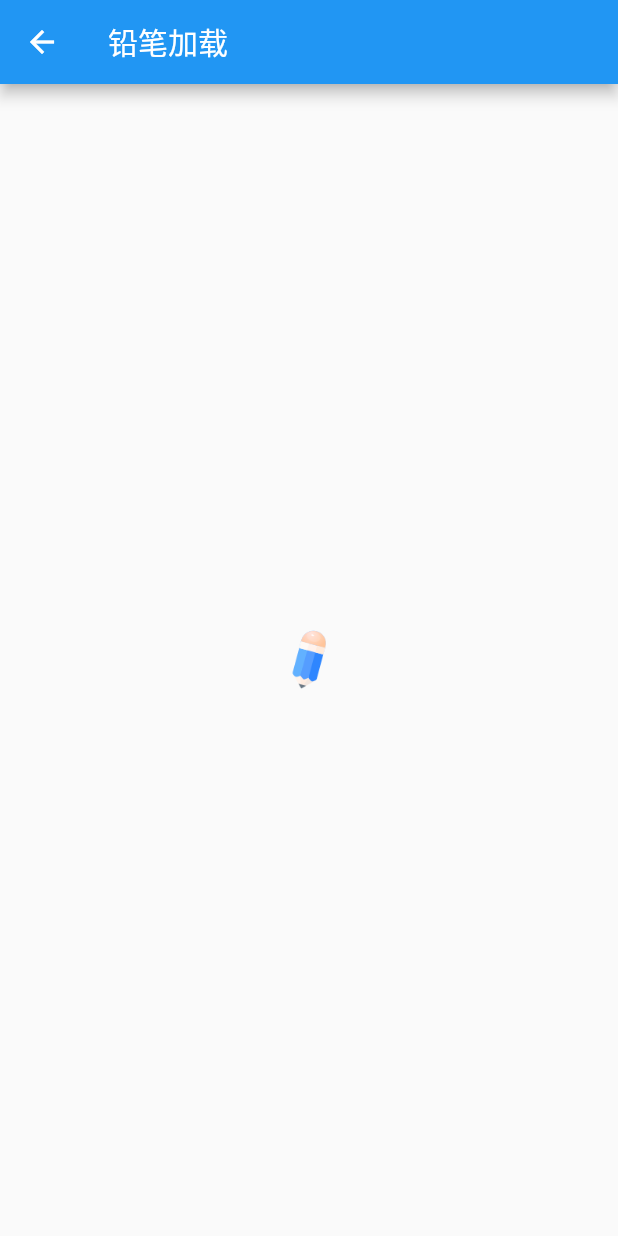
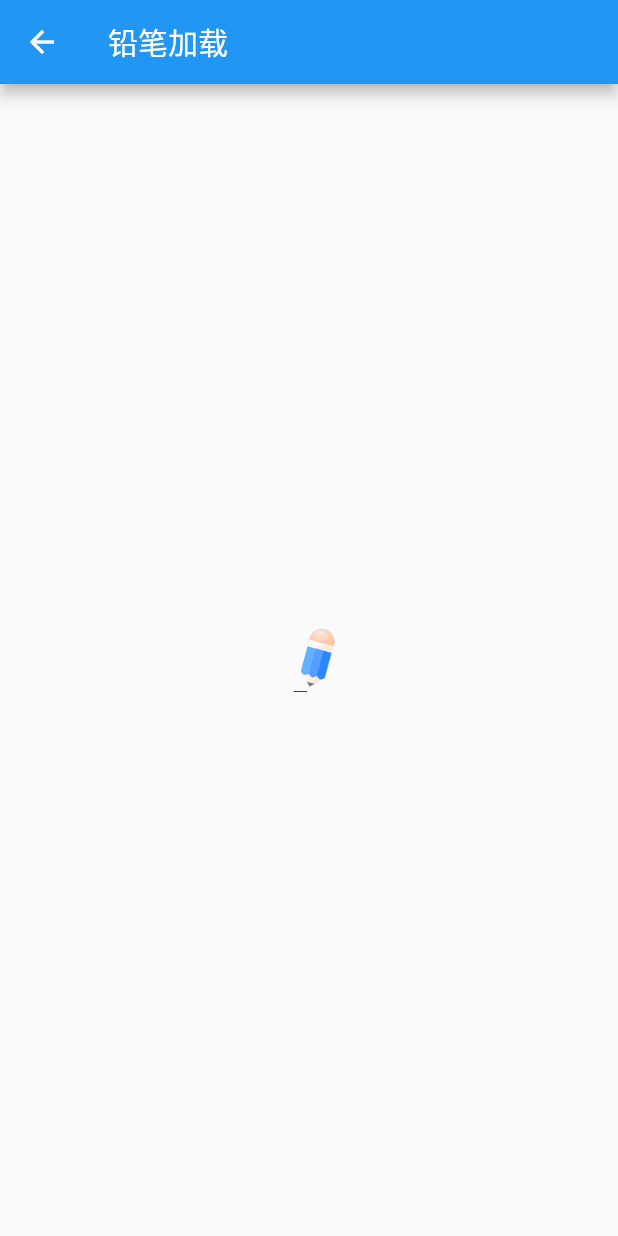
Before and after one commit to shaomaicheng/euitter, a Flutter app: the PencilLoadingPage screen opened by its route, on a phone screen of 412 x 824 dp. Run offline on Flutter 3.47's test engine with Material 2 defaults, Android fonts, the phone set to English and light mode, and no system bars.

Commit message:
添加铅笔左右移动并画线的动画

```diff
--- a/lib/eui_pencil.dart
+++ b/lib/eui_pencil.dart
@@ -1,22 +1,99 @@
 import 'package:flutter/material.dart';
 
-/// EUI ✏️画线的widget
+/// EUI ✏️ 画线的widget
 /// @author chenglei
 class EUIPencilDrawLineWidget extends StatefulWidget {
   @override
-  State<StatefulWidget> createState() {
-    return _EUIPencilDrawLineWidgetState();
+  State<StatefulWidget> createState() => _EUIPencilDrawLineWidgetState();
+}
+
+class _EUIPencilDrawLineWidgetState extends State<EUIPencilDrawLineWidget>
+    with SingleTickerProviderStateMixin {
+  AnimationController animationController;
+  Animation<double> animation;
+
+  @override
+  void initState() {
+    super.initState();
+    animationController = AnimationController(
+      duration: const Duration(milliseconds: 500),
+      vsync: this,
+    );
+    animation = CurvedAnimation(parent: animationController, curve: Interval(0.1, 1))
+    ..addStatusListener((AnimationStatus status) {
+      switch (status) {
+        case AnimationStatus.completed:
+          animationController.reverse();
+          break;
+        case AnimationStatus.forward:
+          break;
+        case AnimationStatus.dismissed:
+          animationController.forward();
+          break;
+        case AnimationStatus.reverse:
+          break;
+        default:
+          break;
+      }
+    });
+    animationController.forward();
+  }
+
+  @override
+  Widget build(BuildContext context) {
+    return Container(
+      child: AnimatedBuilder(
+        animation: animation,
+        builder: (context, child) {
+          return _PencilWidget(
+            animation: animation,
+          );
+        },
+      ),
+    );
+  }
+
+  @override
+  void dispose() {
+    animationController.dispose();
+    super.dispose();
   }
 }
 
-class _EUIPencilDrawLineWidgetState extends State<EUIPencilDrawLineWidget> {
+class _PencilWidget extends StatelessWidget {
+  final Animation<double> animation;
+  final marginLeftAnimation = Tween<double>(begin: 0.0, end: 20.0);
+  final marginRightAnimation = Tween<double>(begin:20.0, end: 0.0);
+  final lineWidthAnimation = Tween<double>(begin: 0.0,end: 11.5);
+
+
+  _PencilWidget({this.animation});
+
   @override
   Widget build(BuildContext context) {
-    return Container(
-        child: Container(
-          width: 23.0,
-          height: 40.0,
-          child: Image.asset('images/eui_pencil.png'),
-        ));
+    return Center(
+      child: AnimatedBuilder(
+        animation: animation,
+        builder: (BuildContext context, Widget child) {
+          return Column(
+            mainAxisSize: MainAxisSize.min,
+            children: <Widget>[
+              Container(
+                margin: EdgeInsets.only(left: marginLeftAnimation.evaluate(animation), right: marginRightAnimation.evaluate(animation)),
+                width: 23.0,
+                height: 40.0,
+                child: Image.asset('images/eui_pencil.png'),
+              ),
+              Container(
+                margin: EdgeInsets.only(top: 2.0, right: 23.0, left: 11.5),
+                color: Colors.black,
+                height: 0.5,
+                width: lineWidthAnimation.evaluate(animation),
+              )
+            ],
+          );
+        },
+      ),
+    );
   }
 }
```
